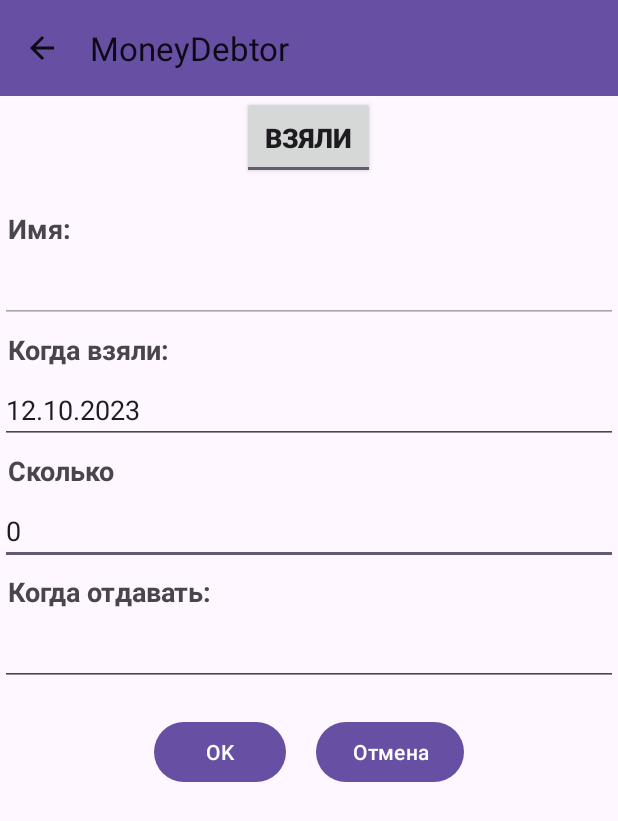
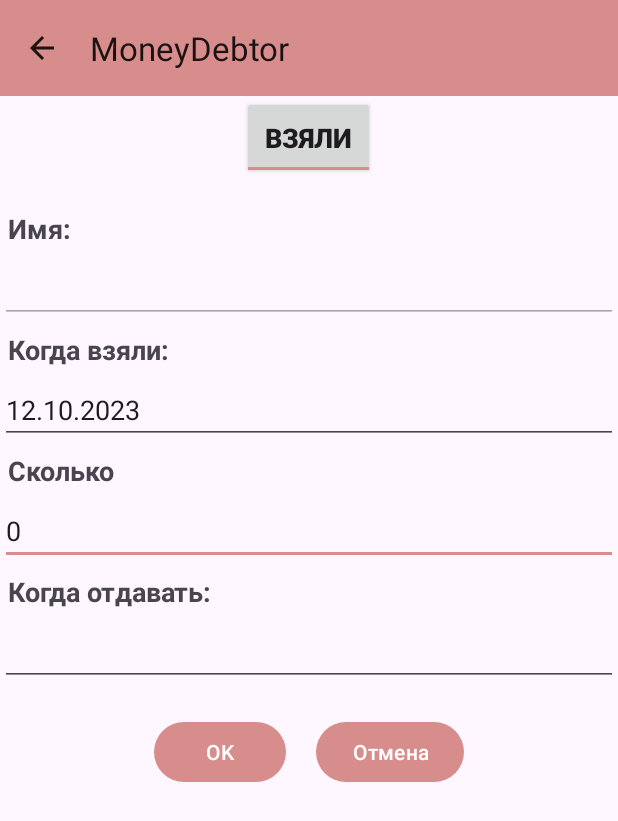
Before and after one commit to myfenix92/MoneyDebtor, an Android app: the DetailActivity screen opened directly, with no data from a screen before it, after a tap on an icon or button, on a phone screen of 412 x 824 dp. Shown: the top 821 px of the screen. Run offline under Robolectric (Android 15) with nearby library versions, the phone set to English and light mode, and no system bars; 3 statements that could not run were skipped.

Commit message:
feat: fix date edit, add sort adapter, add style for color

```diff
--- a/app/src/main/java/com/hfad/moneydebtor/UsersAdapter.java
+++ b/app/src/main/java/com/hfad/moneydebtor/UsersAdapter.java
@@ -40,7 +40,7 @@ public class UsersAdapter extends RecyclerView.Adapter<UsersAdapter.ViewHolder>
         CardView cardView = holder.all_users_cardView;
         holder.name_user.setText(usersDataset.getName_user());
         holder.summa.setText(String.valueOf(usersDataset.getAll_summa()));
-
+        cardView.setBackgroundResource(R.drawable.main_card_bg);
         cardView.setOnClickListener(new View.OnClickListener() {
             @Override
             public void onClick(View view) {
--- /dev/null
+++ b/app/src/main/res/drawable/summa_bg_give.xml
@@ -0,0 +1,7 @@
+<?xml version="1.0" encoding="utf-8"?>
+<shape xmlns:android="http://schemas.android.com/apk/res/android">
+    <corners android:radius="3dp" />
+    <stroke android:width="2dp" android:color="#12B100"/>
+    <solid android:color="@color/give"/>
+    <size android:width="5dp" android:height="5dp"/>
+</shape>
--- /dev/null
+++ b/app/src/main/res/drawable/summa_bg_take.xml
@@ -0,0 +1,7 @@
+<?xml version="1.0" encoding="utf-8"?>
+<shape xmlns:android="http://schemas.android.com/apk/res/android">
+    <corners android:radius="3dp" />
+    <stroke android:width="2dp" android:color="#FF0000"/>
+    <solid android:color="@color/take"/>
+    <size android:width="5dp" android:height="5dp"/>
+</shape>
--- a/app/src/main/res/layout/activity_detail.xml
+++ b/app/src/main/res/layout/activity_detail.xml
@@ -94,7 +94,7 @@
         android:layout_gravity="end|bottom"
         android:onClick="addNewUser"
         app:tint="@color/white"
-        app:backgroundTint="@color/black"
+        app:backgroundTint="@color/lightred"
         android:src="@drawable/ic_add_white_24dp" />
 
 </androidx.coordinatorlayout.widget.CoordinatorLayout>
--- a/app/src/main/res/layout/activity_main.xml
+++ b/app/src/main/res/layout/activity_main.xml
@@ -5,11 +5,13 @@
     android:id="@+id/coordinator_main"
     android:layout_width="match_parent"
     android:layout_height="match_parent"
+    android:background="?attr/colorOnBackground"
     tools:context=".MainActivity">
 
     <include
         layout="@layout/toolbar"
-        android:id="@+id/toolbar" />
+        android:id="@+id/toolbar"
+        android:background="@color/lightred"/>
 
     <androidx.recyclerview.widget.RecyclerView
         android:id="@+id/recycler_users_list"
@@ -25,7 +27,7 @@
         android:layout_gravity="end|bottom"
         android:onClick="addNewUser"
         app:tint="@color/white"
-        app:backgroundTint="@color/black"
+        app:backgroundTint="@color/lightred"
         android:src="@drawable/ic_add_white_24dp"
         android:contentDescription="@string/new_user_desc" />
 
--- a/app/src/main/res/layout/all_users_list.xml
+++ b/app/src/main/res/layout/all_users_list.xml
@@ -3,14 +3,16 @@
     xmlns:app="http://schemas.android.com/apk/res-auto"
     android:id="@+id/card_view_all_users"
     app:cardCornerRadius="10dp"
-    android:layout_margin="10dp"
+    android:layout_margin="5dp"
     android:layout_width="match_parent"
+
     android:layout_height="wrap_content">
 
     <LinearLayout
         android:layout_width="match_parent"
         android:layout_height="wrap_content"
         android:layout_margin="5dp"
+        android:background="?attr/colorOnSecondary"
         android:orientation="vertical">
 
         <LinearLayout
--- a/app/src/main/res/layout/toolbar.xml
+++ b/app/src/main/res/layout/toolbar.xml
@@ -3,7 +3,7 @@
     xmlns:app="http://schemas.android.com/apk/res-auto"
     android:layout_width="match_parent"
     android:layout_height="?attr/actionBarSize"
-    android:background="?attr/colorPrimary"
+    android:background="@color/lightred"
     app:title="@string/app_name"
     android:theme="@style/ThemeOverlay.AppCompat.DayNight.ActionBar"
     app:layout_scrollFlags="scroll|enterAlways" />
--- a/app/src/main/res/layout/user_detail_list.xml
+++ b/app/src/main/res/layout/user_detail_list.xml
@@ -2,8 +2,8 @@
 <androidx.cardview.widget.CardView xmlns:android="http://schemas.android.com/apk/res/android"
     xmlns:app="http://schemas.android.com/apk/res-auto"
     android:id="@+id/card_view_detail"
-    app:cardCornerRadius="10dp"
-    android:layout_margin="5dp"
+    app:cardCornerRadius="5dp"
+    android:layout_margin="2dp"
     android:layout_width="match_parent"
     android:layout_height="wrap_content">
 
--- a/app/src/main/res/values-night/themes.xml
+++ b/app/src/main/res/values-night/themes.xml
@@ -1,7 +1,10 @@
 <resources xmlns:tools="http://schemas.android.com/tools">
     <!-- Base application theme. -->
     <style name="Base.Theme.MoneyDebtor" parent="Theme.Material3.DayNight.NoActionBar">
-        <!-- Customize your dark theme here. -->
-        <!-- <item name="colorPrimary">@color/my_dark_primary</item> -->
+        <item name="colorPrimary">@color/lightred</item>
+        <item name="colorPrimaryDark">@color/lightred</item>
+        <item name="colorOnBackground">@color/bg_night</item>
+        <item name="colorAccent">@color/lightred</item>
+        <item name="colorOnSecondary">@color/black</item>
     </style>
 </resources>
--- a/app/src/main/res/values/colors.xml
+++ b/app/src/main/res/values/colors.xml
@@ -5,4 +5,6 @@
     <color name="lightred">#D88D8D</color>
     <color name="take">#45FF0000</color>
     <color name="give">#4558AC45</color>
+    <color name="bg_light">#EDEDED</color>
+    <color name="bg_night">#515151</color>
 </resources>
--- a/app/src/main/res/values/themes.xml
+++ b/app/src/main/res/values/themes.xml
@@ -1,8 +1,11 @@
 <resources xmlns:tools="http://schemas.android.com/tools">
     <!-- Base application theme. -->
     <style name="Base.Theme.MoneyDebtor" parent="Theme.Material3.DayNight.NoActionBar">
-        <!-- Customize your light theme here. -->
-        <!-- <item name="colorPrimary">@color/my_light_primary</item> -->
+        <item name="colorPrimary">@color/lightred</item>
+        <item name="colorPrimaryDark">@color/lightred</item>
+        <item name="colorOnBackground">@color/bg_light</item>
+        <item name="colorAccent">@color/lightred</item>
+        <item name="colorOnSecondary">@color/white</item>
     </style>
 
     <style name="Theme.MoneyDebtor" parent="Base.Theme.MoneyDebtor" />
--- a/app/src/main/res/xml/data_extraction_rules.xml
+++ b/app/src/main/res/xml/data_extraction_rules.xml
@@ -6,7 +6,7 @@
 <data-extraction-rules>
     <cloud-backup>
         <!-- TODO: ошибки на empty сделать метод -->
-        <!-- TODO: сортировка по нажатию на поле сверху, цвет по умолчанию, а так по сумме -->
+        <!-- TODO: getData String наверно вынести отдельно и вызывать -->
     </cloud-backup>
     <!--
     <device-transfer>
```
Also changed, not shown: app/src/main/java/com/hfad/moneydebtor/DetailActivity.java (+30 -25 lines), app/src/main/java/com/hfad/moneydebtor/EditActivity.java (+6 -4 lines), app/src/main/java/com/hfad/moneydebtor/UsersDataset.java (+6 -4 lines), app/src/main/java/com/hfad/moneydebtor/UsersDetailAdapter.java (+39 -15 lines), app/src/main/res/drawable/main_card_bg.xml (added, +7 -0 lines).
